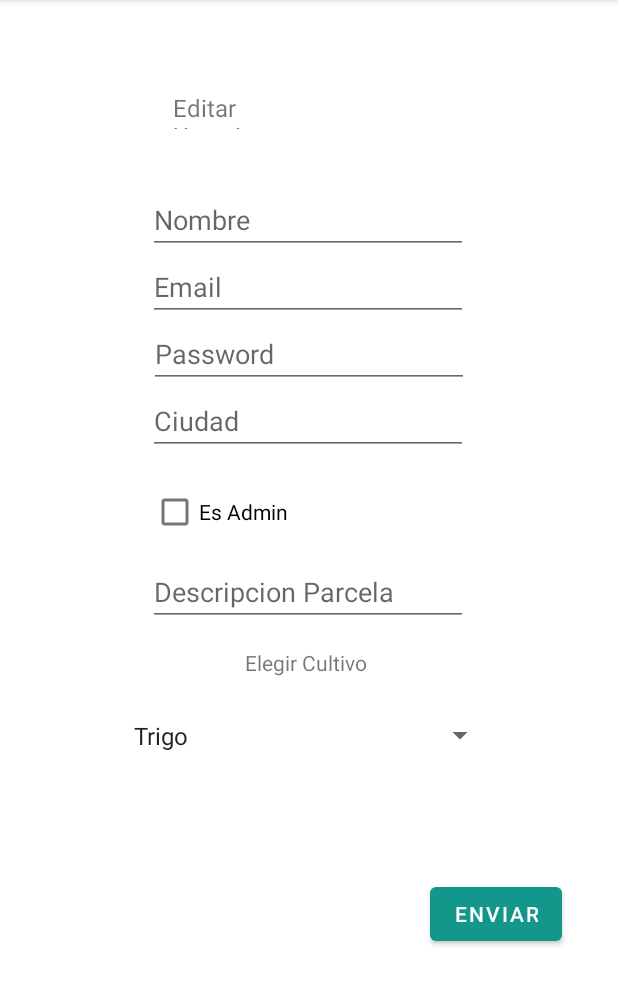
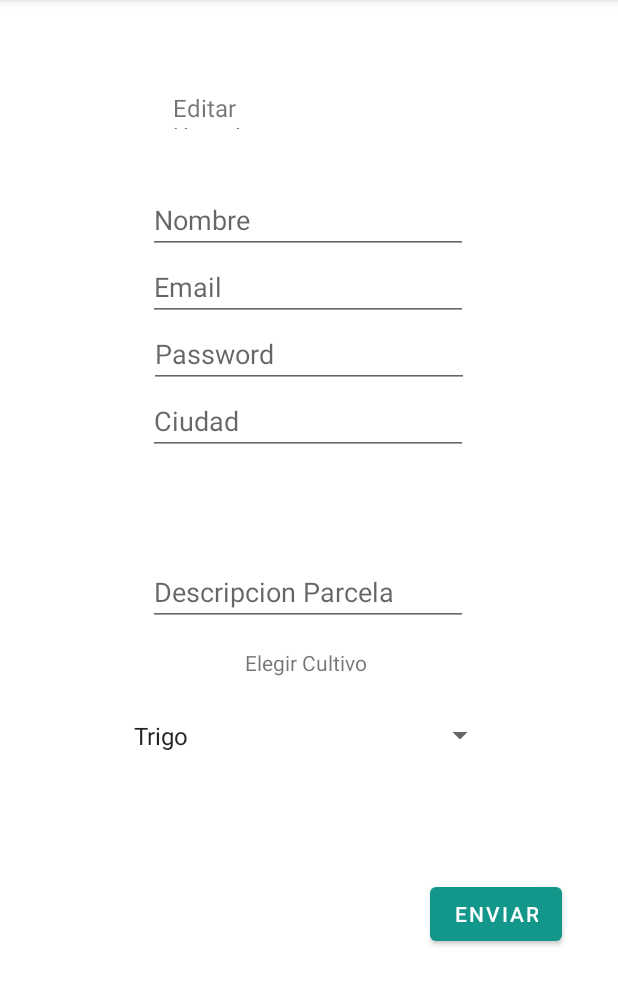
Before and after one commit to AlexTeper99/ReeGoAndroid, an Android app: the fragment SingleUserFragment placed in its activity, after a tap on "ENVIAR", on a phone screen of 412 x 824 dp, the part 84-1090 px from its top. Run offline under Robolectric (Android 15) with nearby library versions, the phone set to English and light mode, and no system bars; 10 statements that could not run were skipped.

Commit message:
fix navigation

```diff
--- a/app/src/main/java/com/example/reegoandroid/fragments/SingleUserFragment.kt
+++ b/app/src/main/java/com/example/reegoandroid/fragments/SingleUserFragment.kt
@@ -20,7 +20,7 @@ class SingleUserFragment : Fragment() {
     private lateinit var txtEmail     : TextView
     private lateinit var txtPassword  : TextView
     private lateinit var txtCity      : TextView
-    private lateinit var txtIsAdmin   : CheckBox
+
 
     private lateinit var txtPlotDesc : TextView
     private lateinit var txtAutocompleteCropType : AutoCompleteTextView
@@ -47,7 +47,7 @@ class SingleUserFragment : Fragment() {
         txtEmail     = v.findViewById(R.id.editTextUserEmail)
         txtPassword  = v.findViewById(R.id.editTextUserPassword)
         txtCity      = v.findViewById(R.id.editTextCity)
-        txtIsAdmin   = v.findViewById(R.id.userIsAdminCheckbox)
+
 
         txtPlotDesc  = v.findViewById(R.id.editTextPlotDescription)
 
@@ -90,7 +90,7 @@ class SingleUserFragment : Fragment() {
         txtCity.text      = plotCity
 
 //        txtIsAdmin.isVisible = false
-        txtIsAdmin.isChecked = userIsAdmin
+
 
         txtPlotDesc.text = userPlotDesc
 
@@ -115,7 +115,7 @@ class SingleUserFragment : Fragment() {
             var userName    = txtName.text.toString()
             var userEmail   = txtEmail.text.toString()
             var userPass    = txtPassword.text.toString()
-            var userIsAdmin = txtIsAdmin.isChecked
+            var userIsAdmin = false
             //var userIsAdmin = false
             var plotCity    = txtCity.text.toString()
             var plotDesc    = txtPlotDesc.text.toString()
@@ -131,7 +131,7 @@ class SingleUserFragment : Fragment() {
                 cropType,
             )
 
-            v.findNavController().navigate(SingleUserFragmentDirections.actionSingleUserFragment2ToUserListFragment2())
+            v.findNavController().navigate(SingleUserFragmentDirections.actionSingleUserFragment2ToBackofficeFragment())
         }
 
         // UPDATE a user
@@ -140,7 +140,7 @@ class SingleUserFragment : Fragment() {
             var userName    = txtName.text.toString()
             var userEmail   = txtEmail.text.toString()
             var userPass    = txtPassword.text.toString()
-            var userIsAdmin = txtIsAdmin.isChecked
+            var userIsAdmin = false
 //            var userIsAdmin = true
             var plotCity    = txtCity.text.toString()
             var plotDesc    = txtPlotDesc.text.toString()
@@ -157,13 +157,13 @@ class SingleUserFragment : Fragment() {
                 cropType
             )
 
-            v.findNavController().navigate(SingleUserFragmentDirections.actionSingleUserFragment2ToUserListFragment2())
+            v.findNavController().navigate(SingleUserFragmentDirections.actionSingleUserFragment2ToBackofficeFragment())
         }
 
         // DELETE a user
         btnDeleteUser.setOnClickListener {
             singleUserViewModel.deleteUser(userId)
-            v.findNavController().navigate(SingleUserFragmentDirections.actionSingleUserFragment2ToUserListFragment2())
+            v.findNavController().navigate(SingleUserFragmentDirections.actionSingleUserFragment2ToBackofficeFragment())
 
         }
 
--- a/app/src/main/res/layout/fragment_single_user.xml
+++ b/app/src/main/res/layout/fragment_single_user.xml
@@ -130,18 +130,6 @@
         app:layout_constraintTop_toTopOf="parent"
         app:layout_constraintVertical_bias="0.349" />
 
-    <CheckBox
-        android:id="@+id/userIsAdminCheckbox"
-        android:layout_width="wrap_content"
-        android:layout_height="wrap_content"
-        android:text="Es Admin"
-        app:layout_constraintBottom_toBottomOf="parent"
-        app:layout_constraintEnd_toEndOf="parent"
-        app:layout_constraintHorizontal_bias="0.312"
-        app:layout_constraintStart_toStartOf="parent"
-        app:layout_constraintTop_toTopOf="parent"
-        app:layout_constraintVertical_bias="0.437" />
-
     <Spinner
         android:id="@+id/cropTypeSpinner"
         android:layout_width="249dp"
--- a/app/src/main/res/navigation/navigation2.xml
+++ b/app/src/main/res/navigation/navigation2.xml
@@ -59,12 +59,6 @@
         <argument
             android:name="userIsAdmin"
             app:argType="boolean" />
-        <action
-            android:id="@+id/action_singleUserFragment2_to_userListFragment2"
-            app:destination="@id/userListFragment2" />
-        <action
-            android:id="@+id/action_singleUserFragment2_to_userListFragment22"
-            app:destination="@id/userListFragment2" />
         <argument android:name="isEdit"
             app:argType="boolean" />
         <argument
@@ -79,6 +73,9 @@
             android:name="userCropType"
             app:argType="string"
             android:defaultValue='"Tipo Cultivo"' />
+        <action
+            android:id="@+id/action_singleUserFragment2_to_backofficeFragment"
+            app:destination="@id/backofficeFragment" />
     </fragment>
     <fragment
         android:id="@+id/backofficeFragment"
```
